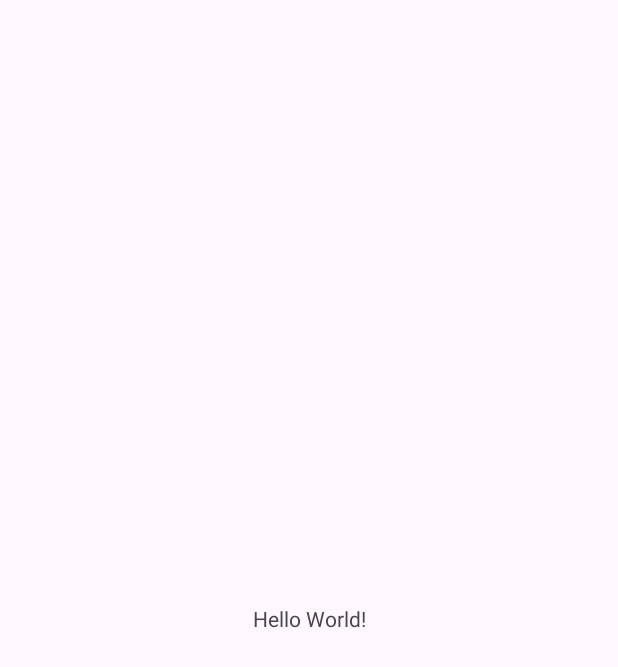
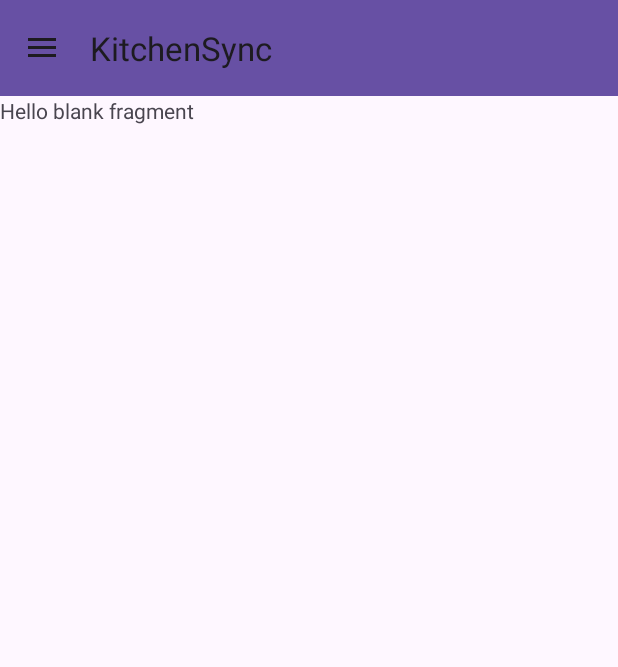
Before and after one commit to jsmith5s/KitchenSync, an Android app: the screen it shows after launch (MainActivity), on a phone screen of 412 x 824 dp. Before the commit the part shown is almost empty. Shown: the top 667 px of the screen. Run offline under Robolectric (Android 15) with nearby library versions, the phone set to English and light mode, and no system bars.

Commit message:
nav stuff

```diff
--- /dev/null
+++ b/app/src/main/java/com/example/kitchensync/HomeFragment.kt
@@ -0,0 +1,22 @@
+package com.example.kitchensync
+
+import android.os.Bundle
+import androidx.fragment.app.Fragment
+import android.view.LayoutInflater
+import android.view.View
+import android.view.ViewGroup
+
+class HomeFragment : Fragment() {
+    override fun onCreate(savedInstanceState: Bundle?) {
+        super.onCreate(savedInstanceState)
+
+    }
+
+    override fun onCreateView(
+        inflater: LayoutInflater, container: ViewGroup?,
+        savedInstanceState: Bundle?
+    ): View? {
+        // Inflate the layout for this fragment
+        return inflater.inflate(R.layout.fragment_home, container, false)
+    }
+}
--- a/app/src/main/java/com/example/kitchensync/MainActivity.kt
+++ b/app/src/main/java/com/example/kitchensync/MainActivity.kt
@@ -2,10 +2,59 @@ package com.example.kitchensync
 
 import androidx.appcompat.app.AppCompatActivity
 import android.os.Bundle
+import android.view.MenuItem
+import androidx.appcompat.app.ActionBarDrawerToggle
+import androidx.appcompat.widget.Toolbar
+import androidx.core.view.GravityCompat
+import androidx.drawerlayout.widget.DrawerLayout
+import com.google.android.material.navigation.NavigationView
 
-class MainActivity : AppCompatActivity() {
+class MainActivity : AppCompatActivity(), NavigationView.OnNavigationItemSelectedListener {
+
+    private lateinit var drawerLayout: DrawerLayout
+
     override fun onCreate(savedInstanceState: Bundle?) {
         super.onCreate(savedInstanceState)
         setContentView(R.layout.activity_main)
+
+        drawerLayout = findViewById(R.id.drawer_layout)
+
+        val toolbar = findViewById<Toolbar>(R.id.toolbar)
+        setSupportActionBar(toolbar)
+
+        val navigationView = findViewById<NavigationView>(R.id.nav_view)
+        navigationView.setNavigationItemSelectedListener(this)
+
+        val toggle = ActionBarDrawerToggle(this, drawerLayout, toolbar, R.string.app_name, R.string.app_name)
+        drawerLayout.addDrawerListener(toggle)
+        toggle.syncState()
+
+        if (savedInstanceState == null) {
+            supportFragmentManager.beginTransaction()
+                .replace(R.id.fragment_container, HomeFragment()).commit()
+            navigationView.setCheckedItem(R.id.nav_pantry)
+        }
+
+    }
+
+    override fun onNavigationItemSelected(item: MenuItem): Boolean {
+        when(item.itemId) {
+            R.id.nav_pantry -> supportFragmentManager.beginTransaction()
+                .replace(R.id.fragment_container, MyPantryFragment()).commit()
+            R.id.nav_recipes -> supportFragmentManager.beginTransaction()
+                .replace(R.id.fragment_container, MyRecipesFragment()).commit()
+            R.id.nav_diets -> supportFragmentManager.beginTransaction()
+                .replace(R.id.fragment_container, HomeFragment()).commit()
+        }
+        drawerLayout.closeDrawer(GravityCompat.START)
+        return true
+    }
+
+    override fun onBackPressed() {
+        super.onBackPressed()
+        if (drawerLayout.isDrawerOpen(GravityCompat.START))
+            drawerLayout.closeDrawer(GravityCompat.START)
+        else
+            onBackPressedDispatcher.onBackPressed()
     }
 }
--- a/app/src/main/res/layout/activity_main.xml
+++ b/app/src/main/res/layout/activity_main.xml
@@ -1,18 +1,40 @@
 <?xml version="1.0" encoding="utf-8"?>
-<androidx.constraintlayout.widget.ConstraintLayout xmlns:android="http://schemas.android.com/apk/res/android"
+<androidx.drawerlayout.widget.DrawerLayout xmlns:android="http://schemas.android.com/apk/res/android"
     xmlns:app="http://schemas.android.com/apk/res-auto"
     xmlns:tools="http://schemas.android.com/tools"
+    android:id="@+id/drawer_layout"
     android:layout_width="match_parent"
     android:layout_height="match_parent"
+    android:fitsSystemWindows="true"
+    tools:openDrawer="start"
     tools:context=".MainActivity">
 
-    <TextView
-        android:layout_width="wrap_content"
-        android:layout_height="wrap_content"
-        android:text="Hello World!"
-        app:layout_constraintBottom_toBottomOf="parent"
-        app:layout_constraintEnd_toEndOf="parent"
-        app:layout_constraintStart_toStartOf="parent"
-        app:layout_constraintTop_toTopOf="parent" />
+    <LinearLayout
+        android:layout_width="match_parent"
+        android:layout_height="match_parent"
+        android:orientation="vertical">
 
-</androidx.constraintlayout.widget.ConstraintLayout>
+        <androidx.appcompat.widget.Toolbar
+            android:id="@+id/toolbar"
+            android:layout_width="match_parent"
+            android:layout_height="wrap_content"
+            android:background="?attr/colorPrimary"
+            android:minHeight="?attr/actionBarSize"
+            android:theme="?attr/actionBarTheme" />
+
+        <FrameLayout
+            android:id="@+id/fragment_container"
+            android:layout_width="match_parent"
+            android:layout_height="match_parent">
+
+        </FrameLayout>
+    </LinearLayout>
+
+    <com.google.android.material.navigation.NavigationView
+        android:id="@+id/nav_view"
+        android:layout_width="275dp"
+        android:layout_height="match_parent"
+        android:layout_gravity="start"
+        app:headerLayout="@layout/nav_header"
+        app:menu="@menu/nav_menu" />
+</androidx.drawerlayout.widget.DrawerLayout>
--- /dev/null
+++ b/app/src/main/res/layout/fragment_home.xml
@@ -0,0 +1,14 @@
+<?xml version="1.0" encoding="utf-8"?>
+<FrameLayout xmlns:android="http://schemas.android.com/apk/res/android"
+    xmlns:tools="http://schemas.android.com/tools"
+    android:layout_width="match_parent"
+    android:layout_height="match_parent"
+    tools:context=".HomeFragment">
+
+    <!-- TODO: Update blank fragment layout -->
+    <TextView
+        android:layout_width="match_parent"
+        android:layout_height="match_parent"
+        android:text="@string/hello_blank_fragment" />
+
+</FrameLayout>
--- a/app/src/main/res/menu/nav_menu.xml
+++ b/app/src/main/res/menu/nav_menu.xml
@@ -7,7 +7,7 @@
     <group
         android:layout_width="match_parent"
         android:layout_height="match_parent"
-        android:checkableBehavior="single" >
+        android:checkableBehavior="single">
         <item
             android:id="@+id/nav_pantry"
             android:layout_width="wrap_content"
--- a/app/src/main/res/values/strings.xml
+++ b/app/src/main/res/values/strings.xml
@@ -1,3 +1,5 @@
 <resources>
     <string name="app_name">KitchenSync</string>
+    <!-- TODO: Remove or change this placeholder text -->
+    <string name="hello_blank_fragment">Hello blank fragment</string>
 </resources>
```
Also changed, not shown: app/src/main/java/com/example/kitchensync/MyPantryFragment.kt (added, +22 -0 lines), app/src/main/java/com/example/kitchensync/MyRecipesFragment.kt (added, +22 -0 lines), app/src/main/res/layout/nav_header.xml (+12 -3 lines).
